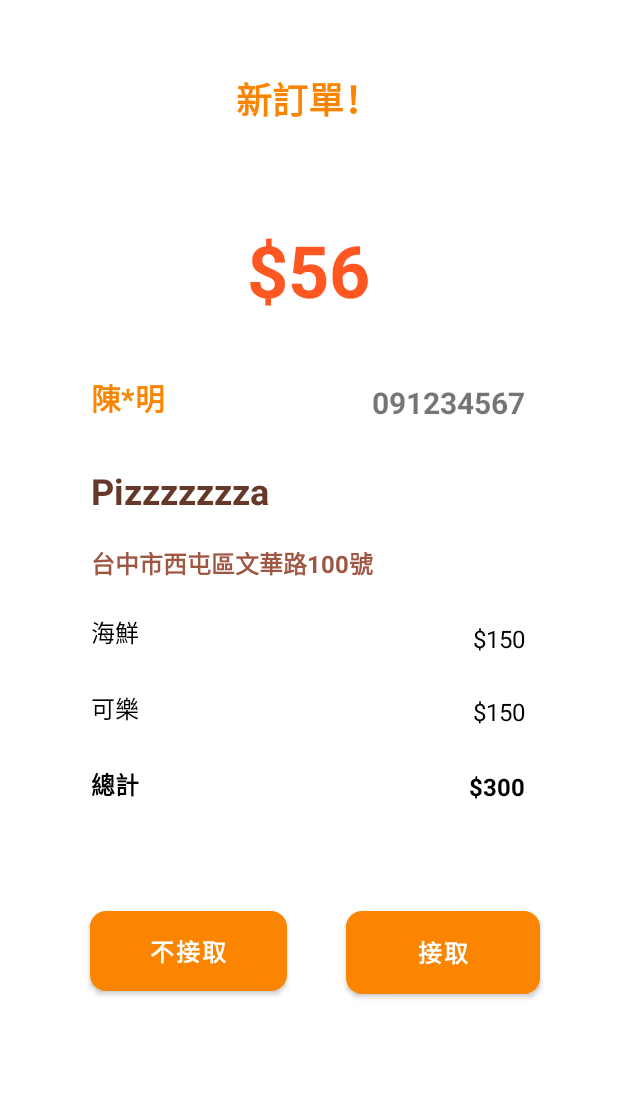
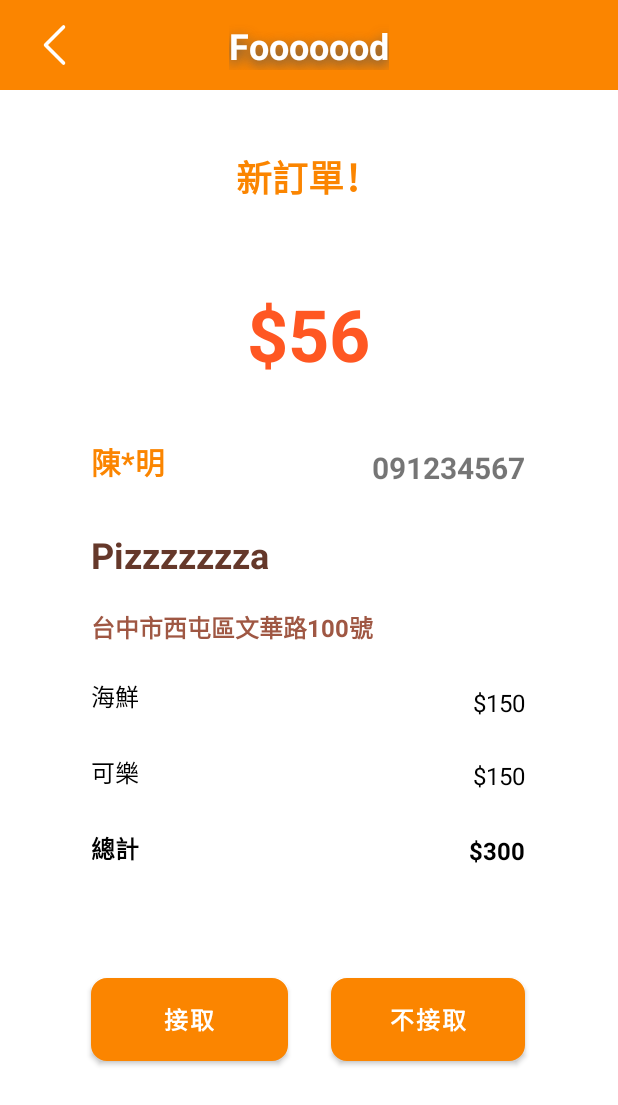
Before and after one commit to yvonneyanng/Fooooood, an Android app: the DriverNewOrder screen opened directly, with no data from a screen before it, on a phone screen of 412 x 824 dp. Shown: the top 1105 px of the screen. Run offline under Robolectric (Android 15) with nearby library versions, the phone set to English and light mode, and no system bars.

Commit message:
delivery-new order

```diff
--- a/app/src/main/java/com/example/fooooood/DriverNewOrder.java
+++ b/app/src/main/java/com/example/fooooood/DriverNewOrder.java
@@ -2,7 +2,12 @@ package com.example.fooooood;
 
 import androidx.appcompat.app.AppCompatActivity;
 
+import android.content.Intent;
 import android.os.Bundle;
+import android.view.View;
+import android.widget.Button;
+import android.widget.ImageView;
+import android.widget.Toast;
 
 public class DriverNewOrder extends AppCompatActivity {
 
@@ -10,5 +15,42 @@ public class DriverNewOrder extends AppCompatActivity {
     protected void onCreate(Bundle savedInstanceState) {
         super.onCreate(savedInstanceState);
         setContentView(R.layout.activity_driver_new_order);
+
+        Button accept = findViewById(R.id.button6);
+        Button decline = findViewById(R.id.button7);
+        Button complete = findViewById(R.id.button9);
+        ImageView back = findViewById(R.id.back);
+        accept.setOnClickListener(new View.OnClickListener() {
+            @Override
+            public void onClick(View view) {
+                complete.setVisibility(View.VISIBLE);
+                accept.setVisibility(View.GONE);
+                decline.setVisibility(View.GONE);
+            }
+        });
+        decline.setOnClickListener(new View.OnClickListener() {
+            @Override
+            public void onClick(View view) {
+                accept.setVisibility(View.GONE);
+                decline.setVisibility(View.GONE);
+                Toast.makeText(DriverNewOrder.this, "您已拒絕此訂單", Toast.LENGTH_SHORT).show();
+            }
+        });
+        complete.setOnClickListener(new View.OnClickListener() {
+            @Override
+            public void onClick(View view) {
+                complete.setVisibility(View.GONE);
+                Toast.makeText(DriverNewOrder.this, "您已完成此訂單", Toast.LENGTH_SHORT).show();
+            }
+        });
+        back.setOnClickListener(new View.OnClickListener() {
+            @Override
+            public void onClick(View view) {
+                Intent intent = new Intent();
+                intent.setClass(DriverNewOrder.this, DriverHome.class);
+                intent.putExtra("on", 1);
+                startActivity(intent);
+            }
+        });
     }
 }
--- a/app/src/main/res/layout/activity_driver_new_order.xml
+++ b/app/src/main/res/layout/activity_driver_new_order.xml
@@ -6,11 +6,49 @@
     android:layout_height="match_parent"
     tools:context=".DriverNewOrder">
 
+    <androidx.constraintlayout.widget.ConstraintLayout
+        android:id="@+id/tb"
+        android:layout_width="match_parent"
+        android:layout_height="60dp"
+        android:background="@color/mainColor"
+        app:layout_constraintEnd_toEndOf="parent"
+        app:layout_constraintStart_toStartOf="parent"
+        app:layout_constraintTop_toTopOf="parent">
+
+        <TextView
+            android:id="@+id/toolbar_title2"
+            android:layout_width="wrap_content"
+            android:layout_height="wrap_content"
+            android:shadowColor="#545454"
+            android:shadowDy="5"
+            android:shadowRadius="10"
+            android:text="@string/app_name"
+            android:textColor="#FFFFFF"
+            android:textSize="24sp"
+            android:textStyle="bold"
+            app:layout_constraintBottom_toBottomOf="parent"
+            app:layout_constraintEnd_toEndOf="parent"
+            app:layout_constraintStart_toStartOf="parent"
+            app:layout_constraintTop_toTopOf="parent" />
+
+        <ImageView
+            android:id="@+id/back"
+            android:layout_width="30dp"
+            android:layout_height="0dp"
+            android:layout_marginRight="80dp"
+            app:layout_constraintBottom_toBottomOf="parent"
+            app:layout_constraintEnd_toStartOf="@+id/toolbar_title2"
+            app:layout_constraintStart_toStartOf="parent"
+            app:layout_constraintTop_toTopOf="parent"
+            app:srcCompat="@drawable/back" />
+
+    </androidx.constraintlayout.widget.ConstraintLayout>
+
     <TextView
         android:id="@+id/textView16"
         android:layout_width="wrap_content"
         android:layout_height="wrap_content"
-        android:layout_marginTop="48dp"
+        android:layout_marginTop="100dp"
         android:text="新訂單！"
         android:textColor="@color/mainColor"
         android:textSize="24sp"
@@ -56,14 +94,13 @@
             <TextView
                 android:id="@+id/textView23"
                 android:layout_width="160dp"
-                android:layout_height="72dp"
+                android:layout_height="wrap_content"
                 android:layout_below="@+id/textView21"
                 android:layout_alignParentStart="true"
                 android:layout_alignParentEnd="true"
                 android:layout_marginStart="187dp"
-                android:layout_marginTop="-8dp"
+                android:layout_marginTop="37dp"
                 android:layout_marginEnd="30dp"
-                android:gravity="bottom"
                 android:text="091234567"
                 android:textAlignment="viewEnd"
                 android:textSize="20sp"
@@ -213,28 +250,41 @@
     <Button
         android:id="@+id/button6"
         android:layout_width="131dp"
-        android:layout_height="53dp"
-        android:layout_marginTop="48dp"
+        android:layout_height="55dp"
+        android:layout_marginLeft="30dp"
+        android:layout_marginTop="50dp"
         android:background="@drawable/shape_normal"
-        android:text="不接取"
+        android:text="接取"
         android:textSize="16sp"
         android:textStyle="bold"
-        app:layout_constraintEnd_toEndOf="parent"
-        app:layout_constraintHorizontal_bias="0.214"
-        app:layout_constraintStart_toStartOf="parent"
+        app:layout_constraintStart_toStartOf="@+id/cardView"
         app:layout_constraintTop_toBottomOf="@+id/cardView" />
 
     <Button
         android:id="@+id/button7"
         android:layout_width="129dp"
         android:layout_height="55dp"
-        android:layout_marginTop="48dp"
-        android:layout_marginEnd="52dp"
+        android:layout_marginTop="50dp"
+        android:layout_marginRight="30dp"
         android:background="@drawable/shape_normal"
-        android:text="接取"
+        android:text="不接取"
         android:textSize="16sp"
         android:textStyle="bold"
-        app:layout_constraintEnd_toEndOf="parent"
+        app:layout_constraintEnd_toEndOf="@+id/cardView"
+        app:layout_constraintTop_toBottomOf="@+id/cardView" />
+
+    <Button
+        android:id="@+id/button9"
+        android:layout_width="298dp"
+        android:layout_height="55dp"
+        android:layout_marginTop="50dp"
+        android:background="@drawable/shape_normal"
+        android:text="已送達"
+        android:textSize="16sp"
+        android:textStyle="bold"
+        android:visibility="gone"
+        app:layout_constraintEnd_toEndOf="@+id/cardView"
+        app:layout_constraintStart_toStartOf="@+id/cardView"
         app:layout_constraintTop_toBottomOf="@+id/cardView" />
 
 </androidx.constraintlayout.widget.ConstraintLayout>
```
Also changed, not shown: app/src/main/java/com/example/fooooood/DriverHome.java (+26 -0 lines), app/src/main/res/layout/activity_driver_home.xml (+30 -3 lines), app/src/main/res/layout/edit_menu.xml (+3 -14 lines), 6 other files.
